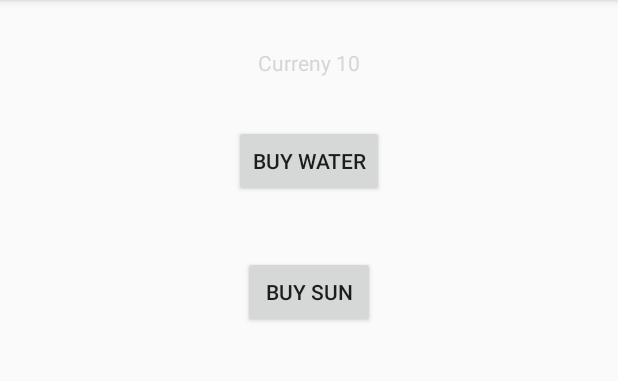
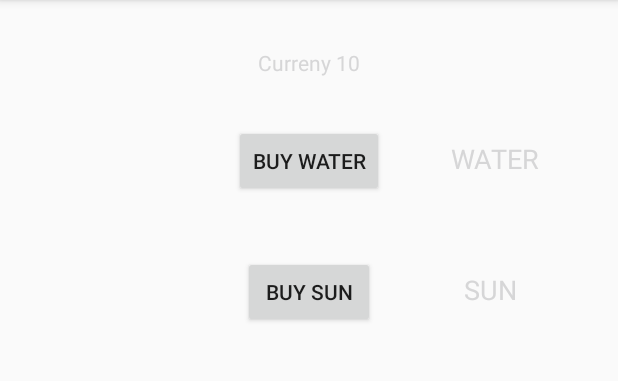
Before and after one commit to Pihlqvist/project_arbor, an Android app: the fragment ShopTab shown on its own in the app's theme, on a phone screen of 412 x 824 dp, the part 84-465 px from its top. Run offline under Robolectric (Android 15) with nearby library versions, the light colour scheme and no system bars.

Commit message:
add textview in shop for sun and water

```diff
--- a/app/src/main/java/se/kth/projectarbor/project_arbor/ShopTab.java
+++ b/app/src/main/java/se/kth/projectarbor/project_arbor/ShopTab.java
@@ -17,6 +17,8 @@ import android.widget.Button;
 import android.widget.TextView;
 import android.widget.Toast;
 
+import org.w3c.dom.Text;
+
 /**
  * Created by Fredrik Pihlqvist on 2017-04-28.
  */
@@ -26,6 +28,9 @@ public class ShopTab extends Fragment {
     private Button btnBuyWater;
     private Button btnBuySun;
     private TextView tvMoney;
+
+    private TextView tvShopWater;
+    private TextView tvShopSun;
 
     private int money;
 
@@ -55,9 +60,15 @@ public class ShopTab extends Fragment {
     private class Receiver extends BroadcastReceiver {
         @Override
         public void onReceive(Context context, Intent intent) {
-            money += intent.getIntExtra("MONEY", 0);
-            tvMoney.setText("Curreny: "+money);
-            sharedPreferences.edit().putInt("STORE_MONEY", money).apply();
+            if (intent.getAction().equals(Pedometer.STORE_BROADCAST)) {
+                money += intent.getIntExtra("MONEY", 0);
+                tvMoney.setText("Curreny: " + money);
+                sharedPreferences.edit().putInt("STORE_MONEY", money).apply();
+            } else if (intent.getAction().equals(MainService.TREE_DATA)) {
+                Bundle extras = intent.getExtras();
+                tvShopSun.setText("SUN: " + extras.getInt("SUN"));
+                tvShopWater.setText("WATER: " + extras.getInt("WATER"));
+            }
         }
     }
 
@@ -69,6 +80,7 @@ public class ShopTab extends Fragment {
         // Setup a filter for money
         IntentFilter filter = new IntentFilter();
         filter.addAction(Pedometer.STORE_BROADCAST);
+        filter.addAction(MainService.TREE_DATA);
         getActivity().registerReceiver(this.new Receiver(), filter);
 
         sharedPreferences = getActivity().getSharedPreferences("STORE_MONEY", Context.MODE_PRIVATE);
@@ -83,6 +95,9 @@ public class ShopTab extends Fragment {
         tvMoney = (TextView) view.findViewById(R.id.tvMoney);
         tvMoney.setText("Curreny "+this.money);
 
+        tvShopSun = (TextView) view.findViewById(R.id.tvShopSun);
+        tvShopWater = (TextView) view.findViewById(R.id.tvShopWater);
+
         btnBuyWater = (Button) view.findViewById(R.id.btnWater);
         btnBuyWater.setOnClickListener(new View.OnClickListener() {
             @Override
@@ -90,6 +105,7 @@ public class ShopTab extends Fragment {
                 Log.d("ARBOR", "buy");
                 buy(StoreItem.WATER);
                 tvMoney.setText(""+money);
+                Toast.makeText(getContext(), "Bought Water", Toast.LENGTH_SHORT).show();
             }
         });
 
@@ -100,6 +116,7 @@ public class ShopTab extends Fragment {
                 Log.d("ARBOR", "BUY SUN");
                 buy(StoreItem.SUN);
                 tvMoney.setText(""+money);
+                Toast.makeText(getContext(), "Bought Sun", Toast.LENGTH_SHORT).show();
             }
         });
         btnBuyWater.setOnLongClickListener(new View.OnLongClickListener() {
@@ -119,11 +136,11 @@ public class ShopTab extends Fragment {
         btnBuySun.setOnLongClickListener(new View.OnLongClickListener() {
             @Override
             public boolean onLongClick(View v) {
-                CharSequence text = " Inc Sun by 7 Dec Money by 12!" ;
-                int duration = Toast.LENGTH_LONG;
-                Toast toast = Toast.makeText(getActivity(),text ,duration);
-                toast.setGravity(Gravity.CENTER,0,0);
-                toast.show();
+//                CharSequence text = " Inc Sun by 7 Dec Money by 12!" ;
+//                int duration = Toast.LENGTH_LONG;
+//                Toast toast = Toast.makeText(getActivity(),text ,duration);
+//                toast.setGravity(Gravity.CENTER,0,0);
+//                toast.show();
                 return true;
             }
         });
--- a/app/src/main/java/se/kth/projectarbor/project_arbor/TreeTab.java
+++ b/app/src/main/java/se/kth/projectarbor/project_arbor/TreeTab.java
@@ -14,6 +14,7 @@ import android.view.View;
 import android.view.ViewGroup;
 import android.widget.CompoundButton;
 import android.widget.TextView;
+import android.widget.Toast;
 import android.widget.ToggleButton;
 
 import static android.content.Context.MODE_PRIVATE;
--- a/app/src/main/res/layout/fragment_shop_tab.xml
+++ b/app/src/main/res/layout/fragment_shop_tab.xml
@@ -42,4 +42,30 @@ tools:context="se.kth.projectarbor.project_arbor.ShopTab">
     app:layout_constraintRight_toRightOf="parent"
     android:layout_marginTop="39dp"
     app:layout_constraintTop_toBottomOf="@+id/btnWater" />
+
+    <TextView
+        android:id="@+id/tvShopWater"
+        android:layout_width="wrap_content"
+        android:layout_height="wrap_content"
+        android:layout_marginLeft="0dp"
+        android:layout_marginRight="8dp"
+        android:text="WATER"
+        android:textColor="@color/cast_expanded_controller_background_color"
+        android:textSize="18sp"
+        app:layout_constraintBaseline_toBaselineOf="@+id/btnWater"
+        app:layout_constraintLeft_toRightOf="@+id/btnWater"
+        app:layout_constraintRight_toRightOf="parent" />
+
+    <TextView
+        android:id="@+id/tvShopSun"
+        android:layout_width="wrap_content"
+        android:layout_height="wrap_content"
+        android:layout_marginLeft="0dp"
+        android:layout_marginRight="8dp"
+        android:text="SUN"
+        android:textColor="@color/cast_expanded_controller_background_color"
+        android:textSize="18sp"
+        app:layout_constraintBaseline_toBaselineOf="@+id/btnSun"
+        app:layout_constraintLeft_toRightOf="@+id/btnSun"
+        app:layout_constraintRight_toRightOf="parent" />
 </android.support.constraint.ConstraintLayout>
```
